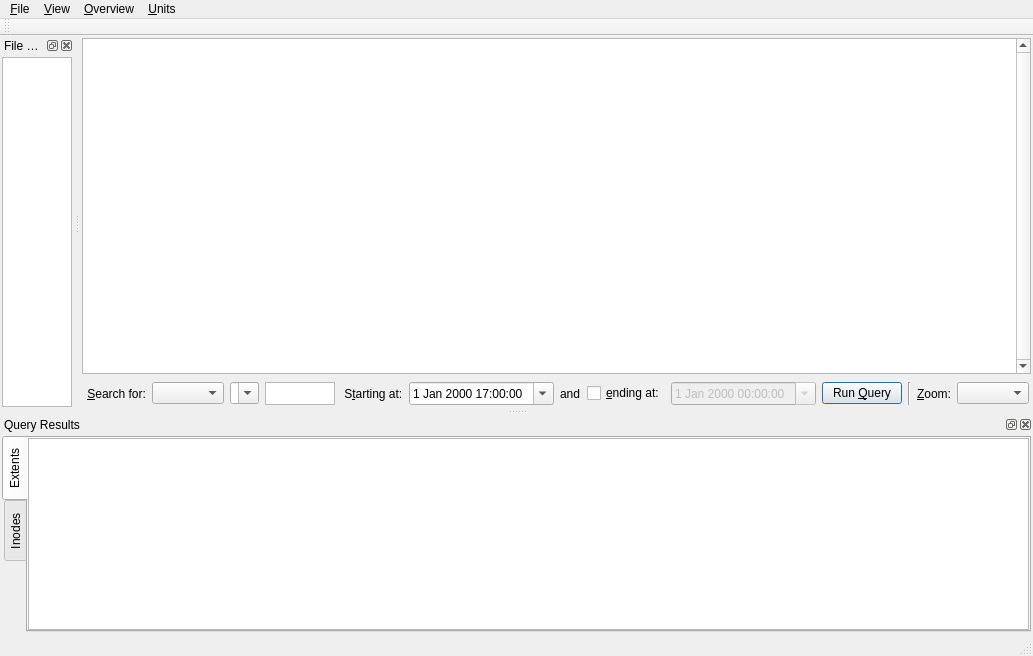
Old version of the form filemapper.ui in the repository djwong/filemapper.
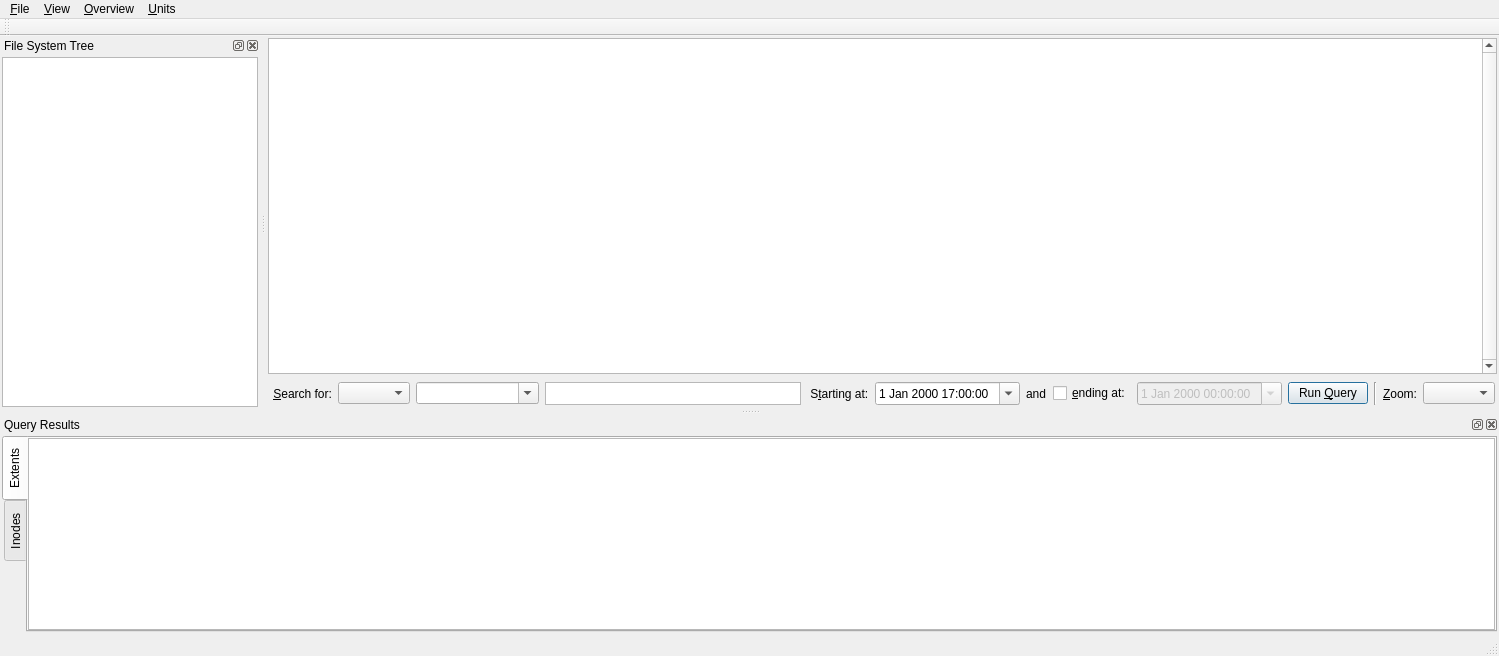
New version of the form. Icons and pictures are not drawn.

```diff
--- a/filemapper.ui
+++ b/filemapper.ui
@@ -6,7 +6,7 @@
    <rect>
     <x>0</x>
     <y>0</y>
-    <width>972</width>
+    <width>1499</width>
     <height>656</height>
    </rect>
   </property>
@@ -608,7 +608,7 @@
     <rect>
      <x>0</x>
      <y>0</y>
-     <width>972</width>
+     <width>1499</width>
      <height>23</height>
     </rect>
    </property>
```
